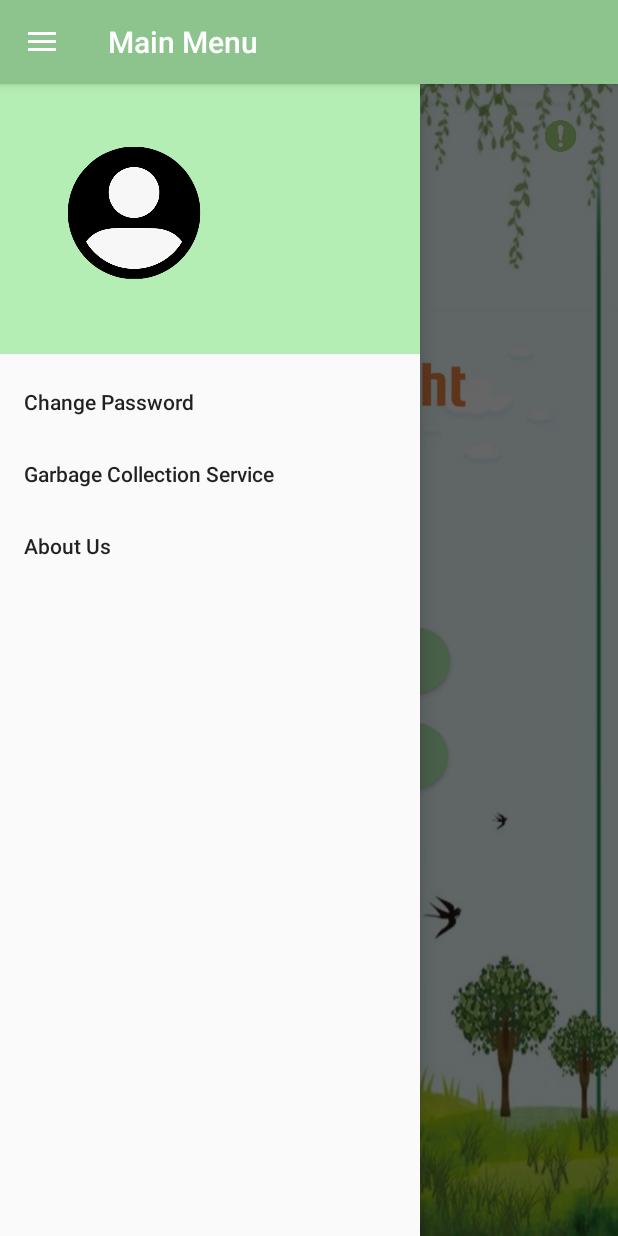
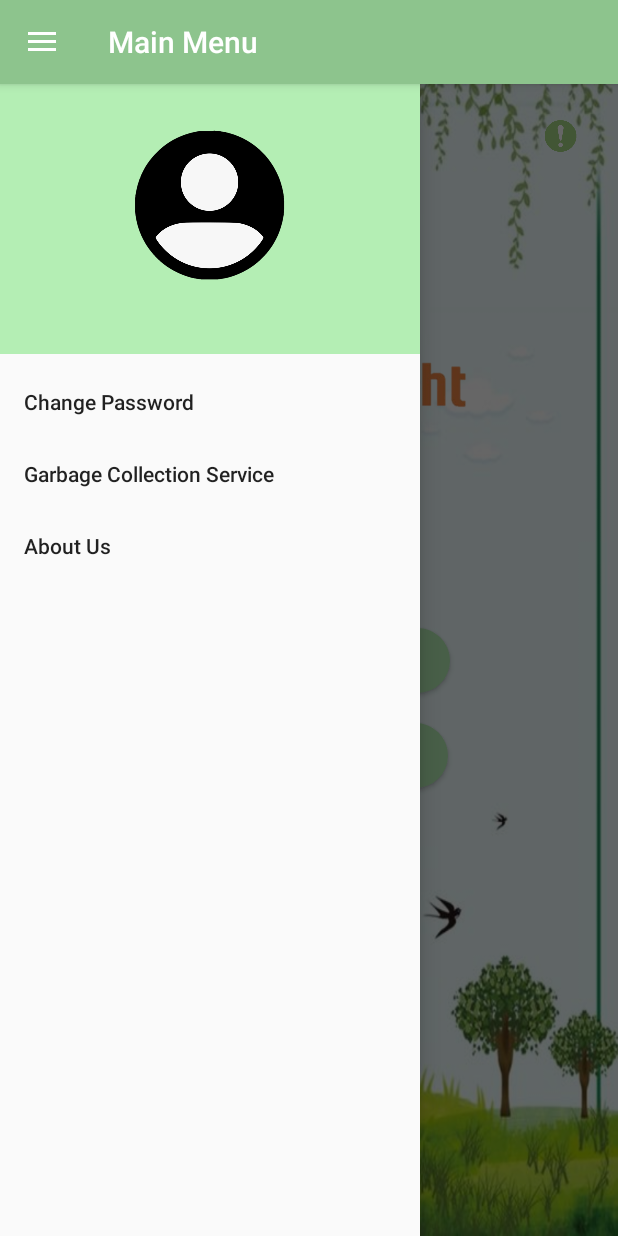
Before and after one commit to weiyu98/Menu, an Android app: the MainActivity screen opened directly, with no data from a screen before it, with the side drawer open, on a phone screen of 412 x 824 dp. Run offline under Robolectric (Android 15) with nearby library versions, the phone set to English and light mode, and no system bars; our stand-ins replace data binding, navigation-ui; Roboto replaces fonts that are not available here.

Commit message:
initial commit

```diff
--- a/app/src/main/res/layout/nav_header.xml
+++ b/app/src/main/res/layout/nav_header.xml
@@ -12,8 +12,8 @@
 
     <ImageView
         android:id="@+id/editProfile"
-        android:layout_width="116dp"
-        android:layout_height="99dp"
+        android:layout_width="130dp"
+        android:layout_height="112dp"
         android:layout_marginStart="8dp"
         android:layout_marginTop="8dp"
         android:layout_marginEnd="8dp"
@@ -21,29 +21,28 @@
         android:scaleType="fitCenter"
         app:layout_constraintBottom_toBottomOf="parent"
         app:layout_constraintEnd_toEndOf="parent"
-        app:layout_constraintHorizontal_bias="0.064"
+        app:layout_constraintHorizontal_bias="0.498"
         app:layout_constraintStart_toStartOf="parent"
         app:layout_constraintTop_toTopOf="parent"
-        app:layout_constraintVertical_bias="0.6"
+        app:layout_constraintVertical_bias="0.19"
         app:srcCompat="@drawable/userprofile" />
 
     <TextView
         android:id="@+id/afterUsername"
         android:layout_width="wrap_content"
         android:layout_height="wrap_content"
-        android:layout_marginStart="24dp"
-        android:layout_marginTop="120dp"
+        android:layout_marginTop="8dp"
         android:layout_marginEnd="240dp"
         android:layout_weight="1"
         android:fontFamily="fantasy"
         android:includeFontPadding="true"
         android:text=""
         android:textSize="18sp"
-        app:layout_constraintBottom_toBottomOf="@+id/editProfile"
+        app:layout_constraintBottom_toBottomOf="parent"
         app:layout_constraintEnd_toEndOf="parent"
-        app:layout_constraintHorizontal_bias="0.333"
-        app:layout_constraintStart_toEndOf="@+id/editProfile"
-        app:layout_constraintTop_toTopOf="parent"
-        app:layout_constraintVertical_bias="1.0" />
+        app:layout_constraintHorizontal_bias="0.918"
+        app:layout_constraintStart_toStartOf="parent"
+        app:layout_constraintTop_toBottomOf="@+id/editProfile"
+        app:layout_constraintVertical_bias="0.0" />
 
 </androidx.constraintlayout.widget.ConstraintLayout>
```
